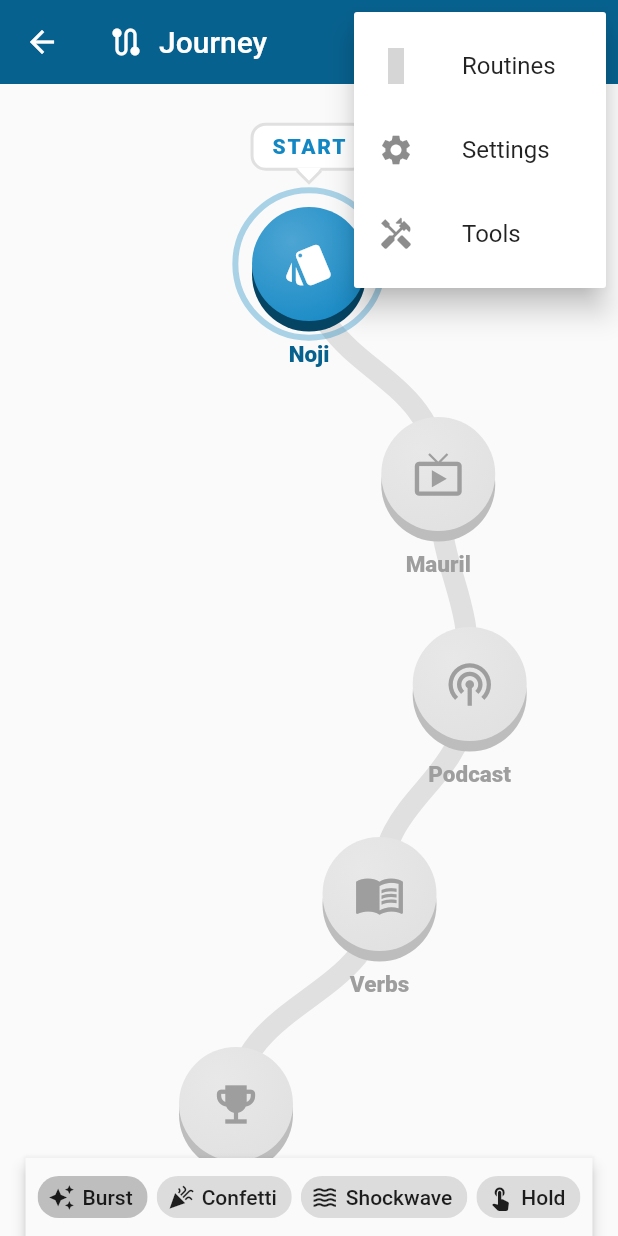
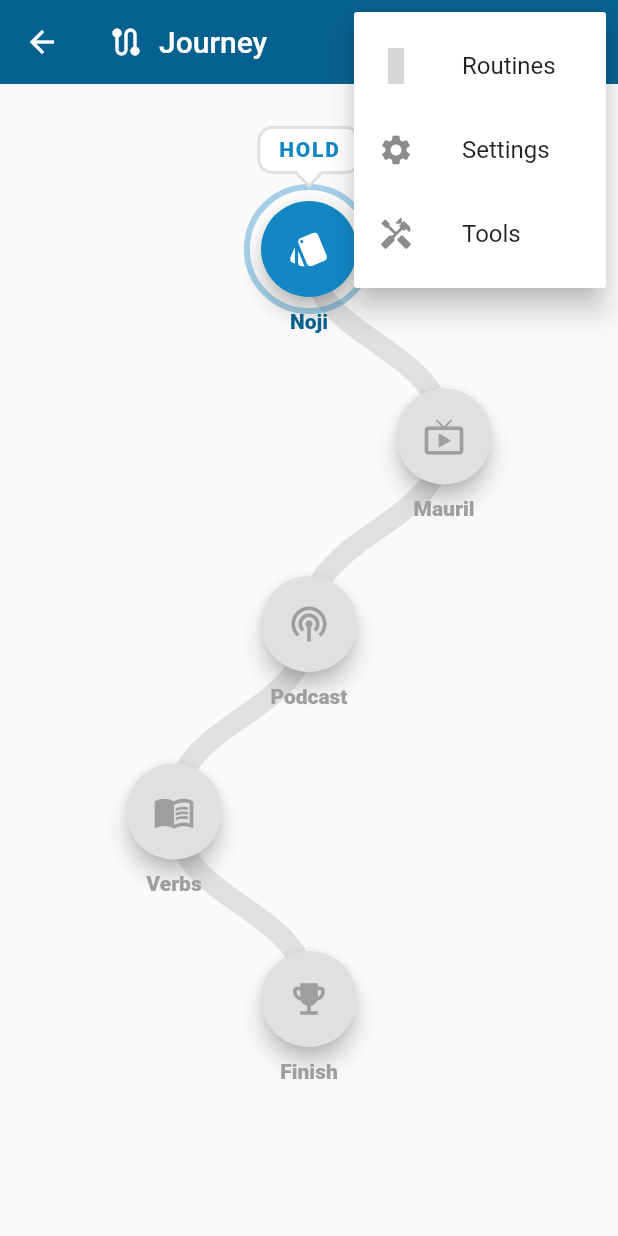
Before and after one commit to mrhockeymonkey/todo, a Flutter app: the JourneyScreen screen opened directly, after a tap on the "more vert" icon, on a phone screen of 412 x 824 dp. Run offline on Flutter 3.47's test engine with Material 3 defaults, Android fonts, the phone set to English and light mode, and no system bars; our stand-ins replace flutter_vector_icons, jiffy, reorderables, vibration, wheel_chooser; missing offline and left inert: flutter_material_color_picker, localstore; grey boxes are pictures that could not be loaded.

Commit message:
Journey: hold to complete, native elevation, three-lane layout
- Settle on hold-to-fill with a sparkle burst for every step and the
  confetti shower for finishing the journey; drop the effect picker,
  shockwave and screen shake.
- Shrink step buttons (76 -> 64) and replace the hand-drawn base with a
  Material circle so they get the built-in elevation shadow (dropping on
  press) and an ink ripple.
- Place steps in fixed lanes: middle, right, middle, left, repeating.

Co-Authored-By: Claude Opus 5.5 <noreply@anthropic.com>
Claude-Session: https://claude.ai/code/session_01EM5ULzbA6tix3KoYKkvrND

```diff
--- a/lib/journey/journey_node.dart
+++ b/lib/journey/journey_node.dart
@@ -6,21 +6,17 @@ import 'package:todo/app_colour.dart';
 
 enum JourneyNodeState { locked, current, done }
 
-/// A chunky "3D" button on the journey path. It sits on a darker base and
-/// presses down into it when touched, bounces when it changes state and, for
-/// the current step, pulses with a bobbing call-to-action bubble.
+/// A round, elevated button on the journey path. The current step is
+/// completed by holding it down until a ring fills; it pulses with a bobbing
+/// call-to-action bubble until then. Nodes bounce when they change state.
 class JourneyNode extends StatefulWidget {
-  static const double size = 76;
-  static const double depth = 7;
-  static const double boxWidth = 140;
+  static const double size = 64;
+  static const double boxWidth = 120;
 
   final IconData icon;
   final IconData doneIcon;
   final String label;
   final JourneyNodeState state;
-
-  /// When true the current step must be held down until a ring fills.
-  final bool holdToComplete;
   final VoidCallback? onComplete;
 
   const JourneyNode({
@@ -29,7 +25,6 @@ class JourneyNode extends StatefulWidget {
     required this.label,
     required this.state,
     this.doneIcon = Icons.check_rounded,
-    this.holdToComplete = false,
     this.onComplete,
   });
 
@@ -38,16 +33,18 @@ class JourneyNode extends StatefulWidget {
 }
 
 class _NodePalette {
-  final Color top;
-  final Color base;
+  final Color fill;
   final Color icon;
   final Color label;
 
-  const _NodePalette(this.top, this.base, this.icon, this.label);
+  const _NodePalette(this.fill, this.icon, this.label);
 }
 
 class _JourneyNodeState extends State<JourneyNode>
     with TickerProviderStateMixin {
+  static const double _restingElevation = 6;
+  static const double _pressedElevation = 1;
+
   static final _bounceScale = TweenSequence<double>([
     TweenSequenceItem(
       tween: Tween(
@@ -94,7 +91,6 @@ class _JourneyNodeState extends State<JourneyNode>
   int _holdTick = 0;
 
   bool get _isCurrent => widget.state == JourneyNodeState.current;
-  bool get _isHoldMode => widget.holdToComplete && _isCurrent;
 
   @override
   void initState() {
@@ -149,32 +145,28 @@ class _JourneyNodeState extends State<JourneyNode>
 
   void _onTapDown(TapDownDetails _) {
     setState(() => _pressed = true);
-    if (_isHoldMode) _hold.forward();
+    if (_isCurrent) _hold.forward();
   }
 
-  void _onTapUp(TapUpDetails _) {
+  void _onTapUp(TapUpDetails _) => _release();
+
+  void _onTapCancel() => _release();
+
+  void _release() {
     setState(() => _pressed = false);
-    if (_isHoldMode) {
-      if (!_hold.isCompleted) _hold.reverse();
-      return;
+    if (_isCurrent && !_hold.isCompleted) _hold.reverse();
   }
+
+  void _onTap() {
     switch (widget.state) {
       case JourneyNodeState.locked:
         HapticFeedback.lightImpact();
         _shake.forward(from: 0);
         break;
       case JourneyNodeState.current:
-        widget.onComplete?.call();
-        break;
       case JourneyNodeState.done:
-        HapticFeedback.selectionClick();
         break;
     }
-  }
-
-  void _onTapCancel() {
-    setState(() => _pressed = false);
-    if (_isHoldMode && !_hold.isCompleted) _hold.reverse();
   }
 
   _NodePalette get _palette {
@@ -182,21 +174,18 @@ class _JourneyNodeState extends State<JourneyNode>
       case JourneyNodeState.locked:
         return _NodePalette(
           Colors.grey.shade300,
-          Colors.grey.shade400,
           Colors.grey.shade500,
           Colors.grey.shade500,
         );
       case JourneyNodeState.current:
-        return _NodePalette(
-          const Color(0xFF1287C4),
-          AppColour.colorCustom.shade300,
+        return const _NodePalette(
+          Color(0xFF1287C4),
           Colors.white,
           AppColour.colorCustom,
         );
       case JourneyNodeState.done:
         return const _NodePalette(
           Color(0xFFFFC107),
-          Color(0xFFE09B00),
           Colors.white,
           Color(0xFFC88A00),
         );
@@ -206,9 +195,8 @@ class _JourneyNodeState extends State<JourneyNode>
   @override
   Widget build(BuildContext context) {
     const size = JourneyNode.size;
-    const depth = JourneyNode.depth;
     const boxWidth = JourneyNode.boxWidth;
-    const ringRadius = size / 2 + 26;
+    const ringRadius = size / 2 + 22;
     final palette = _palette;
 
     return AnimatedBuilder(
@@ -216,7 +204,7 @@ class _JourneyNodeState extends State<JourneyNode>
       builder: (context, _) {
         final scale =
             _bounceScale.evaluate(_bounce) *
-            (1 - 0.1 * Curves.easeOut.transform(_hold.value));
+            (1 - 0.08 * Curves.easeOut.transform(_hold.value));
         final shakeDx = sin(_shake.value * pi * 6) * 8 * (1 - _shake.value);
         // Tremble as the hold nears completion to build anticipation.
         final trembleDx =
@@ -226,7 +214,7 @@ class _JourneyNodeState extends State<JourneyNode>
 
         return SizedBox(
           width: boxWidth,
-          height: size + depth + 30,
+          height: size + 30,
           child: Stack(
             clipBehavior: Clip.none,
             children: [
@@ -241,43 +229,37 @@ class _JourneyNodeState extends State<JourneyNode>
                       painter: _RingPainter(
                         pulse: _pulse.value,
                         hold: _hold.value,
-                        colour: palette.top,
+                        colour: palette.fill,
                       ),
                     ),
                   ),
                 ),
-              // Keyed so the GestureDetector survives the ring above being
-              // removed mid-press when a hold completes.
+              // Keyed so the button survives the ring above being removed
+              // mid-press when a hold completes.
               Positioned(
                 key: const ValueKey("button"),
                 left: boxWidth / 2 - size / 2,
                 top: 0,
                 width: size,
-                height: size + depth,
+                height: size,
                 child: Transform.translate(
                   offset: Offset(shakeDx + trembleDx, 0),
                   child: Transform.scale(
                     scale: scale,
-                    child: GestureDetector(
-                      behavior: HitTestBehavior.opaque,
-                      onTapDown: _onTapDown,
-                      onTapUp: _onTapUp,
-                      onTapCancel: _onTapCancel,
                     child: _buildButton(palette),
-                    ),
                   ),
                 ),
               ),
               Positioned(
                 left: 0,
                 right: 0,
-                top: size + depth + 6,
+                top: size + 8,
                 child: Text(
                   widget.label,
                   textAlign: TextAlign.center,
                   style: TextStyle(
                     fontWeight: FontWeight.w800,
-                    fontSize: 15,
+                    fontSize: 14,
                     color: palette.label,
                   ),
                 ),
@@ -286,13 +268,10 @@ class _JourneyNodeState extends State<JourneyNode>
                 Positioned(
                   left: 0,
                   right: 0,
-                  top: -60 + sin(_pulse.value * 2 * pi) * 4,
+                  top: -54 + sin(_pulse.value * 2 * pi) * 4,
                   child: IgnorePointer(
                     child: Center(
-                      child: _Bubble(
-                        text: widget.holdToComplete ? "HOLD" : "START",
-                        colour: palette.top,
-                      ),
+                      child: _Bubble(text: "HOLD", colour: palette.fill),
                     ),
                   ),
                 ),
@@ -304,44 +283,24 @@ class _JourneyNodeState extends State<JourneyNode>
   }
 
   Widget _buildButton(_NodePalette palette) {
-    const size = JourneyNode.size;
-    const depth = JourneyNode.depth;
-    const duration = Duration(milliseconds: 120);
+    final isDone = widget.state == JourneyNodeState.done;
 
-    return Stack(
-      children: [
-        Positioned(
-          top: depth,
-          left: 0,
-          child: AnimatedContainer(
-            duration: duration,
-            width: size,
-            height: size,
-            decoration: BoxDecoration(
-              color: palette.base,
-              shape: BoxShape.circle,
-            ),
-          ),
-        ),
-        AnimatedPositioned(
-          duration: const Duration(milliseconds: 60),
-          top: _pressed ? depth : 0,
-          left: 0,
-          child: AnimatedContainer(
-            duration: duration,
-            width: size,
-            height: size,
-            decoration: BoxDecoration(
-              shape: BoxShape.circle,
-              gradient: RadialGradient(
-                center: const Alignment(-0.3, -0.4),
-                radius: 0.9,
-                colors: [
-                  Color.lerp(palette.top, Colors.white, 0.25)!,
-                  palette.top,
-                ],
-              ),
-            ),
+    // Material animates both the elevation and the colour change for us.
+    return Material(
+      shape: const CircleBorder(),
+      clipBehavior: Clip.antiAlias,
+      color: palette.fill,
+      elevation: _pressed ? _pressedElevation : _restingElevation,
+      animationDuration: const Duration(milliseconds: 120),
+      child: InkWell(
+        customBorder: const CircleBorder(),
+        splashColor: Colors.white24,
+        highlightColor: Colors.black12,
+        onTap: _onTap,
+        onTapDown: _onTapDown,
+        onTapUp: _onTapUp,
+        onTapCancel: _onTapCancel,
+        child: Center(
           child: AnimatedSwitcher(
             duration: const Duration(milliseconds: 500),
             reverseDuration: const Duration(milliseconds: 80),
@@ -350,17 +309,14 @@ class _JourneyNodeState extends State<JourneyNode>
                 (child, animation) =>
                     ScaleTransition(scale: animation, child: child),
             child: Icon(
-                widget.state == JourneyNodeState.done
-                    ? widget.doneIcon
-                    : widget.icon,
-                key: ValueKey(widget.state == JourneyNodeState.done),
+              isDone ? widget.doneIcon : widget.icon,
+              key: ValueKey(isDone),
               color: palette.icon,
-                size: widget.state == JourneyNodeState.done ? 42 : 34,
+              size: isDone ? 36 : 28,
             ),
           ),
         ),
       ),
-      ],
     );
   }
 }
@@ -381,7 +337,7 @@ class _RingPainter extends CustomPainter {
     if (hold == 0) {
       canvas.drawCircle(
         center,
-        nodeRadius + 4 + 16 * Curves.easeOut.transform(pulse),
+        nodeRadius + 4 + 14 * Curves.easeOut.transform(pulse),
         Paint()
           ..style = PaintingStyle.stroke
           ..strokeWidth = 4
@@ -390,23 +346,23 @@ class _RingPainter extends CustomPainter {
       return;
     }
 
-    final rect = Rect.fromCircle(center: center, radius: nodeRadius + 12);
+    const ringRadius = nodeRadius + 10;
     canvas.drawCircle(
       center,
-      nodeRadius + 12,
+      ringRadius,
       Paint()
         ..style = PaintingStyle.stroke
-        ..strokeWidth = 8
+        ..strokeWidth = 7
         ..color = Colors.grey.shade300,
     );
     canvas.drawArc(
-      rect,
+      Rect.fromCircle(center: center, radius: ringRadius),
       -pi / 2,
       2 * pi * hold,
       false,
       Paint()
         ..style = PaintingStyle.stroke
-        ..strokeWidth = 8
+        ..strokeWidth = 7
         ..strokeCap = StrokeCap.round
         ..color = const Color(0xFFFFC107),
     );
--- a/lib/journey/journey_provider.dart
+++ b/lib/journey/journey_provider.dart
@@ -5,38 +5,6 @@ class JourneyStep {
   final IconData icon;
 
   const JourneyStep({required this.name, required this.icon});
-}
-
-/// The ways a step can celebrate being completed. This is a tech demo, so
-/// the user can flip between them to see which feels best.
-enum JourneyEffect { burst, confetti, shockwave, hold }
-
-extension JourneyEffectInfo on JourneyEffect {
-  String get friendlyName {
-    switch (this) {
-      case JourneyEffect.burst:
-        return "Burst";
-      case JourneyEffect.confetti:
-        return "Confetti";
-      case JourneyEffect.shockwave:
-        return "Shockwave";
-      case JourneyEffect.hold:
-        return "Hold";
-    }
-  }
-
-  IconData get iconData {
-    switch (this) {
-      case JourneyEffect.burst:
-        return Icons.auto_awesome;
-      case JourneyEffect.confetti:
-        return Icons.celebration;
-      case JourneyEffect.shockwave:
-        return Icons.waves;
-      case JourneyEffect.hold:
-        return Icons.touch_app;
-    }
-  }
 }
 
 /// In-memory state for the journey demo. Steps are hard coded and progress
@@ -50,19 +18,11 @@ class JourneyProvider extends ChangeNotifier {
   ];
 
   int _completed = 0;
-  JourneyEffect _effect = JourneyEffect.burst;
 
   /// Steps must be completed in order, so this is also the index of the
   /// current step.
   int get completed => _completed;
   bool get isFinished => _completed >= steps.length;
-  JourneyEffect get effect => _effect;
-
-  set effect(JourneyEffect value) {
-    _effect = value;
-    notifyListeners();
-  }
-
   void complete(int index) {
     if (index != _completed) return;
     _completed++;
--- a/lib/journey/journey_screen.dart
+++ b/lib/journey/journey_screen.dart
@@ -18,17 +18,16 @@ class JourneyScreen extends StatefulWidget {
 
 class _JourneyScreenState extends State<JourneyScreen>
     with TickerProviderStateMixin {
-  static const double _topPadding = 120;
-  static const double _spacing = 140;
+  static const double _topPadding = 110;
+  static const double _spacing = 125;
+
+  /// Steps weave between three lanes: middle, right, middle, left, ...
+  static const List<int> _lanes = [0, 1, 0, -1];
   static const double _bottomPadding = 120;
   static const List<String> _cheers = ["Nice!", "Great!", "Bravo!", "Super!"];
 
   /// How far along the road the fill has travelled, in steps.
   late final AnimationController _path;
-  late final AnimationController _shake = AnimationController(
-    vsync: this,
-    duration: const Duration(milliseconds: 450),
-  );
 
   /// Effects live in the app overlay so confetti can fly over the app bar
   /// rather than being clipped by the scroll view.
@@ -51,7 +50,6 @@ class _JourneyScreenState extends State<JourneyScreen>
   void dispose() {
     _clearEffects();
     _path.dispose();
-    _shake.dispose();
     super.dispose();
   }
 
@@ -60,13 +58,7 @@ class _JourneyScreenState extends State<JourneyScreen>
     if (index != journey.completed) return;
 
     journey.complete(index);
-    HapticFeedback.heavyImpact();
-    _spawnEffect(
-      journey.effect,
-      _centers[index],
-      _cheers[_random.nextInt(_cheers.length)],
-    );
-    if (journey.effect == JourneyEffect.shockwave) _shake.forward(from: 0);
+    _spawnEffect(_centers[index], _cheers[_random.nextInt(_cheers.length)]);
 
     // Let the node pop first, then run the road to the next stop.
     Future.delayed(const Duration(milliseconds: 300), () {
@@ -81,22 +73,12 @@ class _JourneyScreenState extends State<JourneyScreen>
             if (!mounted || !journey.isFinished) return;
             if (_path.value < JourneyProvider.steps.length) return;
             HapticFeedback.heavyImpact();
-            _spawnEffect(
-              JourneyEffect.confetti,
-              _centers.last,
-              "Journey complete!",
-              big: true,
-            );
+            _spawnEffect(_centers.last, "Journey complete!", finale: true);
           });
     });
   }
 
-  void _spawnEffect(
-    JourneyEffect type,
-    Offset center,
-    String label, {
-    bool big = false,
-  }) {
+  void _spawnEffect(Offset center, String label, {bool finale = false}) {
     final overlay = Overlay.of(context);
     final journeyBox =
         _journeyKey.currentContext?.findRenderObject() as RenderBox?;
@@ -113,10 +95,9 @@ class _JourneyScreenState extends State<JourneyScreen>
               child: Material(
                 type: MaterialType.transparency,
                 child: CompletionEffect(
-                  type: type,
                   center: position,
                   label: label,
-                  big: big,
+                  finale: finale,
                   onFinished: () {
                     if (_effects.remove(entry)) entry.remove();
                   },
@@ -187,44 +168,31 @@ class _JourneyScreenState extends State<JourneyScreen>
           ),
         ],
       ),
-      body: Column(
-        children: [
-          Expanded(child: _buildJourney(journey)),
-          _buildEffectPicker(journey),
-        ],
-      ),
+      body: _buildJourney(journey),
     );
   }
 
   Widget _buildJourney(JourneyProvider journey) => LayoutBuilder(
     builder: (context, constraints) {
       final width = constraints.maxWidth;
-      final swing = min(width / 2 - JourneyNode.boxWidth / 2, 110.0);
+      final laneWidth = min(width / 2 - JourneyNode.boxWidth / 2, 90.0);
       const steps = JourneyProvider.steps;
 
-      // One stop per step plus a trophy at the end, weaving left/right.
+      // One stop per step plus a trophy at the end.
       _centers = [
         for (var i = 0; i <= steps.length; i++)
-          Offset(width / 2 + sin(i * 0.9) * swing, _topPadding + i * _spacing),
+          Offset(
+            width / 2 + _lanes[i % _lanes.length] * laneWidth,
+            _topPadding + i * _spacing,
+          ),
       ];
       final height = _centers.last.dy + _bottomPadding;
 
       return SingleChildScrollView(
         child: AnimatedBuilder(
-          animation: Listenable.merge([_path, _shake]),
+          animation: _path,
           builder: (context, _) {
-            final t = _shake.value;
-            final shake =
-                t == 0 || t == 1
-                    ? Offset.zero
-                    : Offset(
-                      sin(t * pi * 10) * 10 * (1 - t),
-                      cos(t * pi * 8) * 4 * (1 - t),
-                    );
-
-            return Transform.translate(
-              offset: shake,
-              child: SizedBox(
+            return SizedBox(
               key: _journeyKey,
               width: width,
               height: height,
@@ -249,7 +217,6 @@ class _JourneyScreenState extends State<JourneyScreen>
                         icon: steps[i].icon,
                         label: steps[i].name,
                         state: _stateFor(i, journey.completed),
-                          holdToComplete: journey.effect == JourneyEffect.hold,
                         onComplete: () => _completeStep(i),
                       ),
                     ),
@@ -269,7 +236,6 @@ class _JourneyScreenState extends State<JourneyScreen>
                   ),
                 ],
               ),
-              ),
             );
           },
         ),
@@ -282,29 +248,4 @@ class _JourneyScreenState extends State<JourneyScreen>
     top: center.dy - JourneyNode.size / 2,
     child: node,
   );
-
-  Widget _buildEffectPicker(JourneyProvider journey) => Material(
-    elevation: 4,
-    child: SafeArea(
-      top: false,
-      child: Padding(
-        padding: const EdgeInsets.symmetric(horizontal: 8, vertical: 6),
-        child: Wrap(
-          alignment: WrapAlignment.center,
-          spacing: 6,
-          children: [
-            for (final effect in JourneyEffect.values)
-              ChoiceChip(
-                visualDensity: VisualDensity.compact,
-                labelPadding: const EdgeInsets.only(left: 2, right: 6),
-                avatar: Icon(effect.iconData, size: 18),
-                label: Text(effect.friendlyName),
-                selected: journey.effect == effect,
-                onSelected: (_) => journey.effect = effect,
-              ),
-          ],
-        ),
-      ),
-    ),
-  );
 }
```
Also changed, not shown: lib/journey/completion_effect.dart (+24 -87 lines), 1 other file. Lines whose indentation alone changed are shown as unchanged.
